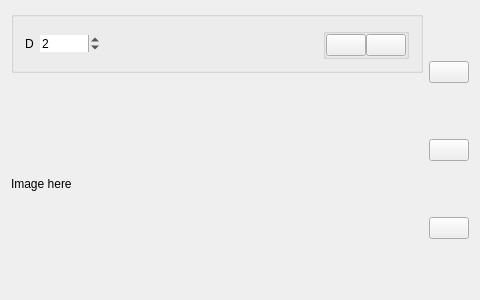
Qt form mainwidget.ui (SunRunAway/AprilShot) before a commit.
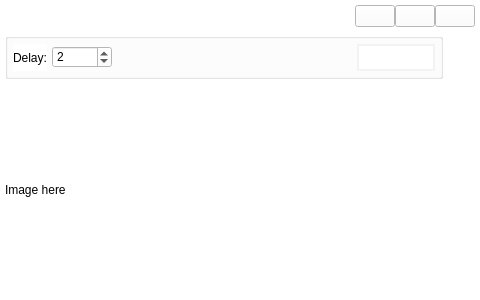
The same form after that commit. Icons and pictures are not drawn. Custom widgets are drawn as their Qt base class.

Commit message: customize title bar

```diff
--- a/mainwidget.ui
+++ b/mainwidget.ui
@@ -31,7 +31,76 @@
   <property name="windowOpacity">
    <double>1.000000000000000</double>
   </property>
-  <layout class="QHBoxLayout" name="horizontalLayout">
+  <property name="autoFillBackground">
+   <bool>false</bool>
+  </property>
+  <property name="styleSheet">
+   <string notr="true">background-color: white;</string>
+  </property>
+  <layout class="QVBoxLayout" name="verticalLayout">
+   <property name="margin">
+    <number>5</number>
+   </property>
+   <item>
+    <layout class="QHBoxLayout" name="horizontalLayout_6">
+     <property name="spacing">
+      <number>0</number>
+     </property>
+     <property name="leftMargin">
+      <number>0</number>
+     </property>
+     <property name="topMargin">
+      <number>0</number>
+     </property>
+     <item>
+      <widget class="TitleBar" name="horizontalWidget_3" native="true">
+       <property name="sizePolicy">
+        <sizepolicy hsizetype="Expanding" vsizetype="Minimum">
+         <horstretch>0</horstretch>
+         <verstretch>0</verstretch>
+        </sizepolicy>
+       </property>
+       <layout class="QHBoxLayout" name="horizontalLayout_7">
+        <property name="spacing">
+         <number>0</number>
+        </property>
+        <property name="margin">
+         <number>0</number>
+        </property>
+       </layout>
+      </widget>
+     </item>
+     <item>
+      <widget class="QPushButton" name="minimizeButton">
+       <property name="text">
+        <string/>
+       </property>
+      </widget>
+     </item>
+     <item>
+      <widget class="QPushButton" name="maximizeButton">
+       <property name="text">
+        <string/>
+       </property>
+      </widget>
+     </item>
+     <item>
+      <widget class="QPushButton" name="shutButton">
+       <property name="text">
+        <string/>
+       </property>
+      </widget>
+     </item>
+    </layout>
+   </item>
+   <item>
+    <layout class="QHBoxLayout" name="window">
+     <property name="spacing">
+      <number>0</number>
+     </property>
+     <property name="margin">
+      <number>0</number>
+     </property>
    <item>
     <layout class="QVBoxLayout" name="verticalLayout_3">
      <item>
@@ -45,12 +114,20 @@
        <property name="layoutDirection">
         <enum>Qt::LeftToRight</enum>
        </property>
+         <property name="styleSheet">
+          <string notr="true">QGroupBox[objectName=&quot;_groupBox&quot;] {
+	border-style: inset;
+}</string>
+         </property>
        <property name="title">
         <string/>
        </property>
        <layout class="QHBoxLayout" name="horizontalLayout_2">
         <property name="spacing">
-         <number>6</number>
+           <number>5</number>
+          </property>
+          <property name="margin">
+           <number>5</number>
         </property>
         <item>
          <widget class="QLabel" name="_label_2">
@@ -60,8 +137,25 @@
             <verstretch>0</verstretch>
            </sizepolicy>
           </property>
+            <property name="font">
+             <font>
+              <family>Arial</family>
+             </font>
+            </property>
+            <property name="frameShape">
+             <enum>QFrame::NoFrame</enum>
+            </property>
+            <property name="frameShadow">
+             <enum>QFrame::Sunken</enum>
+            </property>
+            <property name="lineWidth">
+             <number>1</number>
+            </property>
+            <property name="midLineWidth">
+             <number>0</number>
+            </property>
           <property name="text">
-           <string>D</string>
+             <string>Delay:</string>
           </property>
          </widget>
         </item>
@@ -77,7 +171,7 @@
            <bool>false</bool>
           </property>
           <property name="frame">
-           <bool>false</bool>
+             <bool>true</bool>
           </property>
           <property name="buttonSymbols">
            <enum>QAbstractSpinBox::UpDownArrows</enum>
@@ -110,7 +204,10 @@
          </spacer>
         </item>
         <item>
-         <widget class="QGroupBox" name="groupBox">
+           <widget class="QGroupBox" name="_groupBox_2">
+            <property name="styleSheet">
+             <string notr="true">border:2px solid rgb(243, 243, 243);</string>
+            </property>
           <property name="title">
            <string/>
           </property>
@@ -132,6 +229,17 @@
              <property name="toolTip">
               <string>&lt;html&gt;&lt;head/&gt;&lt;body&gt;&lt;p&gt;Full Screen&lt;/p&gt;&lt;/body&gt;&lt;/html&gt;</string>
              </property>
+               <property name="styleSheet">
+                <string notr="true">QPushButton {
+	border: 2px solid white;
+}
+QPushButton:disabled {
+	border: 1px;
+}
+QPushButton:pressed {
+	padding-bottom: -3px;
+}</string>
+               </property>
              <property name="text">
               <string/>
              </property>
@@ -141,8 +249,8 @@
              </property>
              <property name="iconSize">
               <size>
-               <width>20</width>
-               <height>20</height>
+                 <width>25</width>
+                 <height>25</height>
               </size>
              </property>
              <property name="checkable">
@@ -164,6 +272,17 @@
              <property name="toolTip">
               <string>&lt;html&gt;&lt;head/&gt;&lt;body&gt;&lt;p&gt;Rectangle&lt;/p&gt;&lt;/body&gt;&lt;/html&gt;</string>
              </property>
+               <property name="styleSheet">
+                <string notr="true">QPushButton {
+	border: 2px solid white;
+}
+QPushButton:disabled {
+	border: 1px;
+}
+QPushButton:pressed {
+	padding-bottom: -3px;
+}</string>
+               </property>
              <property name="text">
               <string/>
              </property>
@@ -173,8 +292,8 @@
              </property>
              <property name="iconSize">
               <size>
-               <width>20</width>
-               <height>20</height>
+                 <width>25</width>
+                 <height>25</height>
               </size>
              </property>
             </widget>
@@ -193,11 +312,8 @@
          <verstretch>0</verstretch>
         </sizepolicy>
        </property>
-       <property name="frameShape">
-        <enum>QFrame::NoFrame</enum>
-       </property>
-       <property name="frameShadow">
-        <enum>QFrame::Plain</enum>
+         <property name="lineWidth">
+          <number>1</number>
        </property>
        <property name="text">
         <string>Image here</string>
@@ -220,7 +336,18 @@
         </sizepolicy>
        </property>
        <property name="toolTip">
-        <string>&lt;html&gt;&lt;head/&gt;&lt;body&gt;&lt;p&gt;Shot&lt;/p&gt;&lt;/body&gt;&lt;/html&gt;</string>
+          <string>&lt;html&gt;&lt;head/&gt;&lt;body&gt;&lt;p&gt;Shot(Ctrl+T)&lt;/p&gt;&lt;/body&gt;&lt;/html&gt;</string>
+         </property>
+         <property name="autoFillBackground">
+          <bool>false</bool>
+         </property>
+         <property name="styleSheet">
+          <string notr="true">QPushButton{
+	border-style: outset;
+}
+QPushButton:pressed {
+	padding-bottom: -6px;
+}</string>
        </property>
        <property name="text">
         <string/>
@@ -252,7 +379,15 @@
         </sizepolicy>
        </property>
        <property name="toolTip">
-        <string>&lt;html&gt;&lt;head/&gt;&lt;body&gt;&lt;p&gt;Copy&lt;/p&gt;&lt;/body&gt;&lt;/html&gt;</string>
+          <string>&lt;html&gt;&lt;head/&gt;&lt;body&gt;&lt;p&gt;Copy(Ctrl+C)&lt;/p&gt;&lt;/body&gt;&lt;/html&gt;</string>
+         </property>
+         <property name="styleSheet">
+          <string notr="true">QPushButton{
+	border-style: outset;
+}
+QPushButton:pressed {
+	padding-bottom: -6px;
+}</string>
        </property>
        <property name="text">
         <string/>
@@ -284,7 +419,15 @@
         </sizepolicy>
        </property>
        <property name="toolTip">
-        <string>&lt;html&gt;&lt;head/&gt;&lt;body&gt;&lt;p&gt;Save&lt;/p&gt;&lt;/body&gt;&lt;/html&gt;</string>
+          <string>&lt;html&gt;&lt;head/&gt;&lt;body&gt;&lt;p&gt;Save(Ctrl+S)&lt;/p&gt;&lt;/body&gt;&lt;/html&gt;</string>
+         </property>
+         <property name="styleSheet">
+          <string notr="true">QPushButton{
+	border-style: outset;
+}
+QPushButton:pressed {
+	padding-bottom: -6px;
+}</string>
        </property>
        <property name="text">
         <string/>
@@ -310,8 +453,18 @@
     </layout>
    </item>
   </layout>
+   </item>
+  </layout>
  </widget>
  <layoutdefault spacing="6" margin="11"/>
+ <customwidgets>
+  <customwidget>
+   <class>TitleBar</class>
+   <extends>QWidget</extends>
+   <header>titlebar.h</header>
+   <container>1</container>
+  </customwidget>
+ </customwidgets>
  <tabstops>
   <tabstop>saveButton</tabstop>
  </tabstops>
```
Left out of the diff: 9 changed lines with no effect on the pictures. Lines whose indentation alone changed are shown as unchanged. The commit also changes 19 other files.
